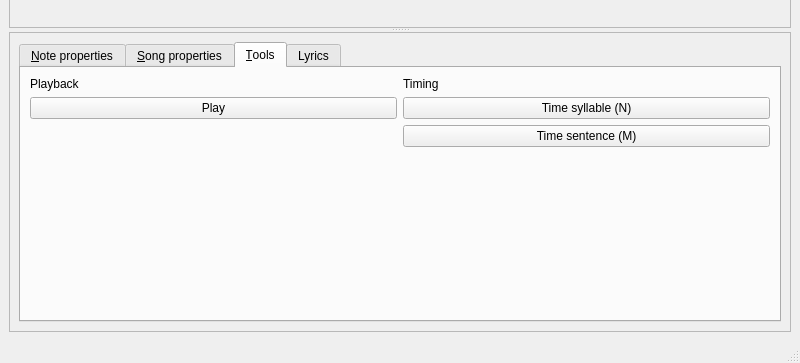
Old version of the form editor.ui in the repository performous/composer; both pictures show x 0 to 800 and y 237 to 600 of the 800 by 600 pixel window.
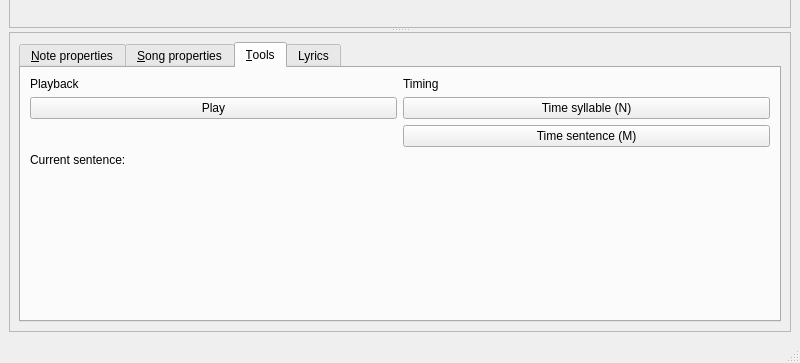
New version of the form. The open tabs and pages were chosen to show the change.

Commit message: Display current sentence (or what's left of it) in the Tools tab.

```diff
--- a/editor.ui
+++ b/editor.ui
@@ -393,7 +393,7 @@
               </property>
              </widget>
             </item>
-            <item row="3" column="0">
+            <item row="4" column="0">
              <spacer name="verticalSpacer_3">
               <property name="orientation">
                <enum>Qt::Vertical</enum>
@@ -406,6 +406,13 @@
               </property>
              </spacer>
             </item>
+            <item row="3" column="0" colspan="2">
+             <widget class="QLabel" name="lblCurrentSentence">
+              <property name="text">
+               <string>Current sentence:</string>
+              </property>
+             </widget>
+            </item>
            </layout>
           </widget>
           <widget class="QWidget" name="tabLyrics">
```
The commit also changes 3 other files.
